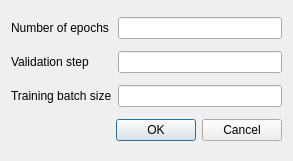
aarpon/qu, file qu/ui/qu_unet_settings_dialog.ui: the form before one commit.
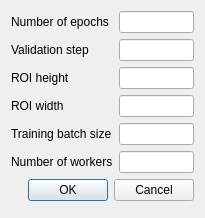
The form after the commit.

The edit to the form file:
```diff
--- a/qu/ui/qu_unet_settings_dialog.ui
+++ b/qu/ui/qu_unet_settings_dialog.ui
@@ -6,21 +6,14 @@
    <rect>
     <x>0</x>
     <y>0</y>
-    <width>293</width>
-    <height>161</height>
+    <width>205</width>
+    <height>218</height>
    </rect>
   </property>
   <property name="windowTitle">
    <string>Dialog</string>
   </property>
   <layout class="QGridLayout" name="gridLayout">
-   <item row="1" column="1">
-    <widget class="QLineEdit" name="leValidationStep">
-     <property name="alignment">
-      <set>Qt::AlignRight|Qt::AlignTrailing|Qt::AlignVCenter</set>
-     </property>
-    </widget>
-   </item>
    <item row="0" column="1">
     <widget class="QLineEdit" name="leNumEpochs">
      <property name="inputMethodHints">
@@ -31,14 +24,21 @@
      </property>
     </widget>
    </item>
-   <item row="0" column="0">
-    <widget class="QLabel" name="labelNumEpochs">
+   <item row="1" column="1">
+    <widget class="QLineEdit" name="leValidationStep">
+     <property name="alignment">
+      <set>Qt::AlignRight|Qt::AlignTrailing|Qt::AlignVCenter</set>
+     </property>
+    </widget>
+   </item>
+   <item row="1" column="0">
+    <widget class="QLabel" name="labelValidationStep">
      <property name="text">
-      <string>Number of epochs</string>
+      <string>Validation step</string>
      </property>
     </widget>
    </item>
-   <item row="3" column="0" colspan="2">
+   <item row="8" column="0" colspan="2">
     <widget class="QDialogButtonBox" name="buttonBox">
      <property name="orientation">
       <enum>Qt::Horizontal</enum>
@@ -48,22 +48,64 @@
      </property>
     </widget>
    </item>
-   <item row="1" column="0">
-    <widget class="QLabel" name="labelValidationStep">
-     <property name="text">
-      <string>Validation step</string>
+   <item row="4" column="1">
+    <widget class="QLineEdit" name="lineEditROIHeight">
+     <property name="alignment">
+      <set>Qt::AlignRight|Qt::AlignTrailing|Qt::AlignVCenter</set>
      </property>
     </widget>
    </item>
-   <item row="2" column="0">
+   <item row="6" column="1">
+    <widget class="QLineEdit" name="leTrainingBatchSize">
+     <property name="alignment">
+      <set>Qt::AlignRight|Qt::AlignTrailing|Qt::AlignVCenter</set>
+     </property>
+    </widget>
+   </item>
+   <item row="5" column="1">
+    <widget class="QLineEdit" name="lineEditROIWidth">
+     <property name="alignment">
+      <set>Qt::AlignRight|Qt::AlignTrailing|Qt::AlignVCenter</set>
+     </property>
+    </widget>
+   </item>
+   <item row="6" column="0">
     <widget class="QLabel" name="label">
      <property name="text">
       <string>Training batch size</string>
      </property>
     </widget>
    </item>
-   <item row="2" column="1">
-    <widget class="QLineEdit" name="leTrainingBatchSize">
+   <item row="4" column="0">
+    <widget class="QLabel" name="labelROIHeight">
+     <property name="text">
+      <string>ROI height</string>
+     </property>
+    </widget>
+   </item>
+   <item row="5" column="0">
+    <widget class="QLabel" name="labelROIWidth">
+     <property name="text">
+      <string>ROI width</string>
+     </property>
+    </widget>
+   </item>
+   <item row="0" column="0">
+    <widget class="QLabel" name="labelNumEpochs">
+     <property name="text">
+      <string>Number of epochs</string>
+     </property>
+    </widget>
+   </item>
+   <item row="7" column="0">
+    <widget class="QLabel" name="labelNumWorkers">
+     <property name="text">
+      <string>Number of workers</string>
+     </property>
+    </widget>
+   </item>
+   <item row="7" column="1">
+    <widget class="QLineEdit" name="leNumWorkers">
      <property name="alignment">
       <set>Qt::AlignRight|Qt::AlignTrailing|Qt::AlignVCenter</set>
      </property>
```
Left out of the diff: 7 changed lines with no effect on the pictures.
